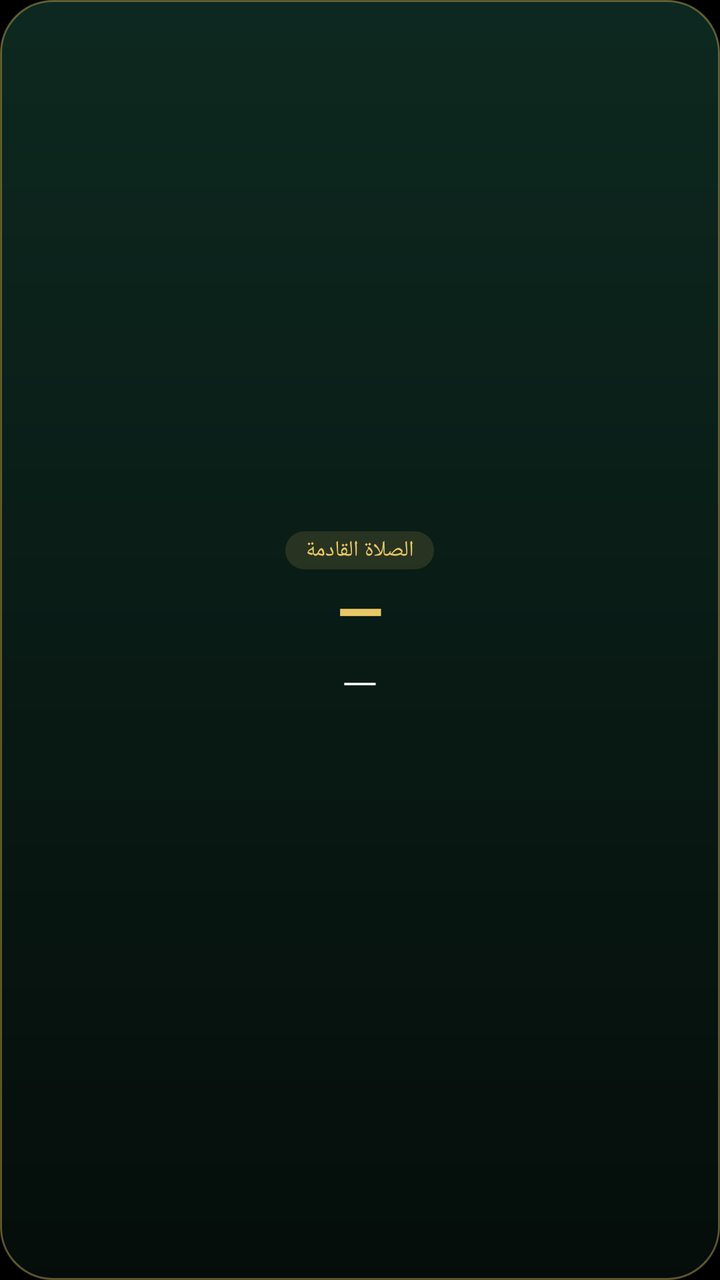
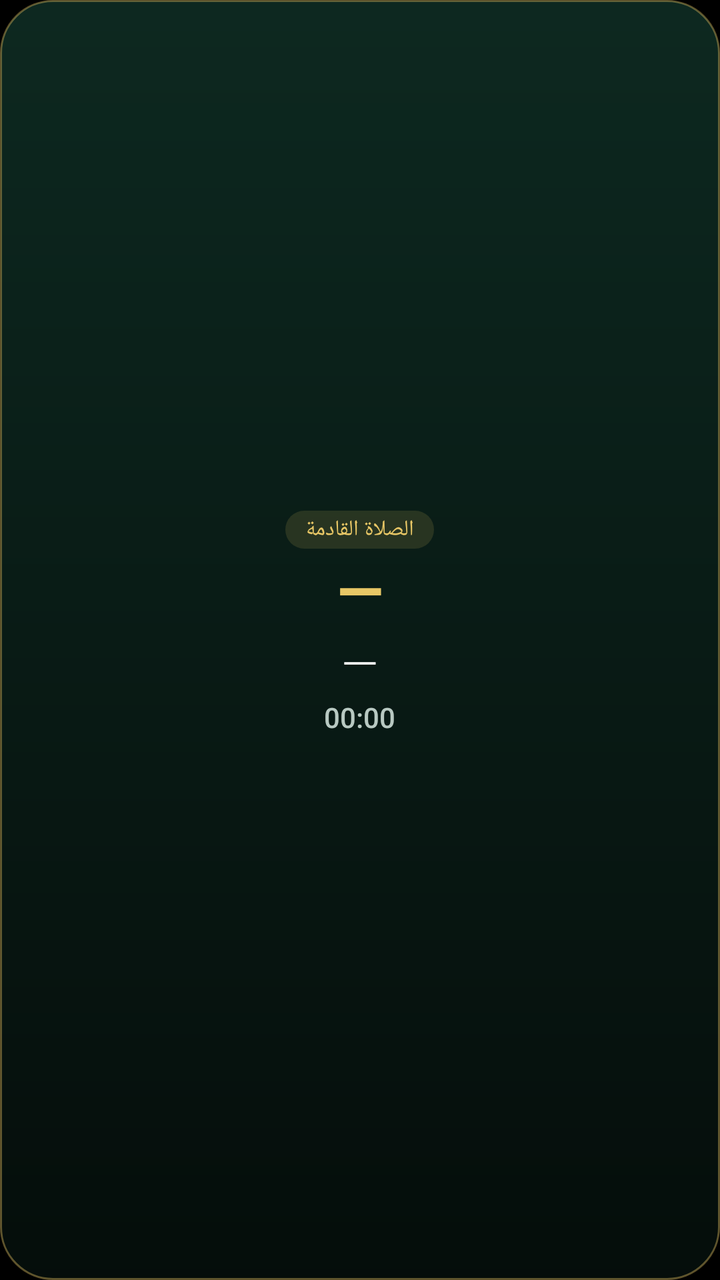

Compare the two renders of this Android layout. The source of the first and the diff that turns it into the second are given below.
<!-- AndroidManifest.xml: application theme Theme.Hisn -->
<!-- res/layout/widget_prayer.xml -->
<?xml version="1.0" encoding="utf-8"?>
<LinearLayout xmlns:android="http://schemas.android.com/apk/res/android"
    android:id="@+id/widget_root"
    android:layout_width="match_parent"
    android:layout_height="match_parent"
    android:background="@drawable/widget_bg"
    android:gravity="center"
    android:layoutDirection="rtl"
    android:orientation="vertical"
    android:padding="14dp">

    <TextView
        android:id="@+id/w_label"
        android:layout_width="wrap_content"
        android:layout_height="wrap_content"
        android:background="@drawable/widget_pill"
        android:paddingStart="10dp"
        android:paddingTop="2dp"
        android:paddingEnd="10dp"
        android:paddingBottom="2dp"
        android:text="الصلاة القادمة"
        android:textColor="#E8C766"
        android:textSize="11sp" />

    <TextView
        android:id="@+id/w_name"
        android:layout_width="wrap_content"
        android:layout_height="wrap_content"
        android:fontFamily="sans-serif-medium"
        android:text="—"
        android:textColor="#E8C766"
        android:textSize="30sp"
        android:textStyle="bold" />

    <TextView
        android:id="@+id/w_time"
        android:layout_width="wrap_content"
        android:layout_height="wrap_content"
        android:fontFamily="sans-serif-light"
        android:text="—"
        android:textColor="#FFFFFF"
        android:textSize="24sp" />

    <TextView
        android:id="@+id/w_city"
        android:layout_width="wrap_content"
        android:layout_height="wrap_content"
        android:layout_marginTop="2dp"
        android:textColor="#B8C9C2"
        android:textSize="11sp" />
</LinearLayout>
<!-- resources referenced by this layout -->
<resources>
  <!-- drawable widget_bg (drawable) -->
  <?xml version="1.0" encoding="utf-8"?>
  <shape xmlns:android="http://schemas.android.com/apk/res/android" android:shape="rectangle">
      <gradient android:angle="270" android:startColor="#F00E2B22" android:endColor="#F2050E0B" />
      <corners android:radius="26dp" />
      <stroke android:width="1dp" android:color="#66E8C766" />
  </shape>
  <!-- drawable widget_pill (drawable) -->
  <?xml version="1.0" encoding="utf-8"?>
  <shape xmlns:android="http://schemas.android.com/apk/res/android" android:shape="rectangle">
      <solid android:color="#22E8C766" />
      <corners android:radius="12dp" />
  </shape>
  <style name="Theme.Hisn" parent="android:Theme.Material.NoActionBar">
          <item name="android:windowBackground">@android:color/black</item>
          <item name="android:statusBarColor">@android:color/transparent</item>
      </style>
</resources>

<!-- the commit's change to res/layout/widget_prayer.xml (unified diff, before → after) -->
@@ -41,6 +41,15 @@
         android:textColor="#FFFFFF"
         android:textSize="24sp" />
 
+    <Chronometer
+        android:id="@+id/w_count"
+        android:layout_width="wrap_content"
+        android:layout_height="wrap_content"
+        android:layout_marginTop="2dp"
+        android:fontFamily="sans-serif-medium"
+        android:textColor="#B8C9C2"
+        android:textSize="14sp" />
+
     <TextView
         android:id="@+id/w_city"
         android:layout_width="wrap_content"
